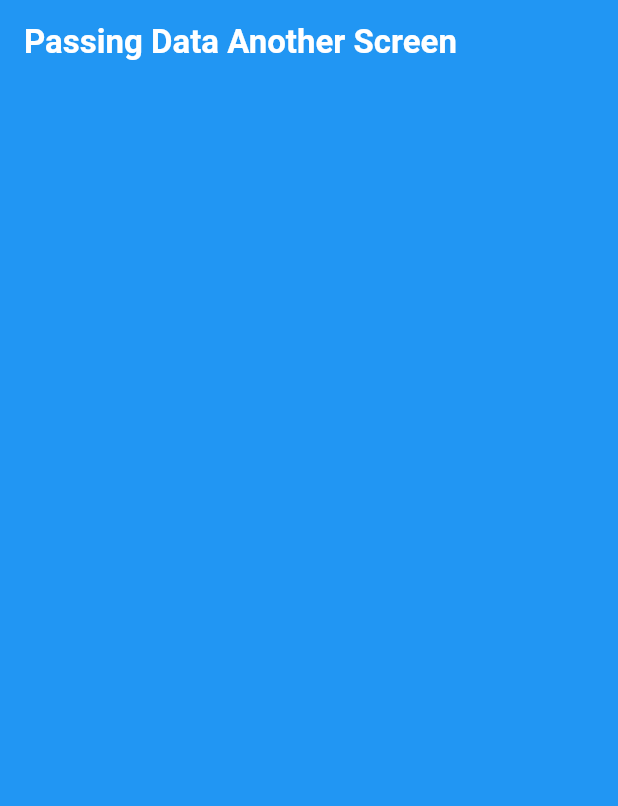
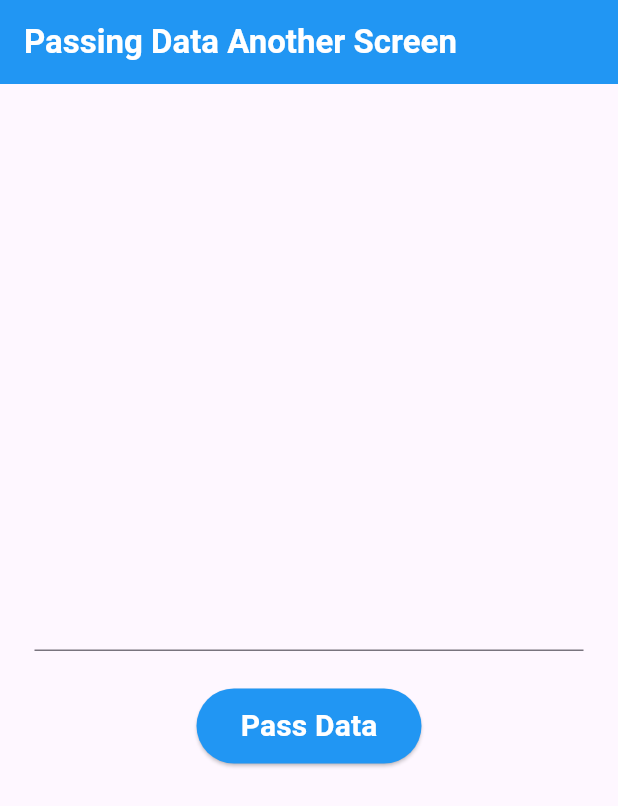
Before and after one commit to alhasann351/passing_data_one_to_another_screen, a Flutter app: the screen it shows after launch, on a phone screen of 412 x 824 dp. Shown: the top 806 px of the screen. Run offline on Flutter 3.47's test engine with Material 3 defaults, Android fonts, the phone set to English and light mode, and no system bars.

Commit message:
design-added

```diff
--- a/lib/main.dart
+++ b/lib/main.dart
@@ -25,10 +25,10 @@ class MyHomePage extends StatefulWidget {
 }
 
 class _MyHomePageState extends State<MyHomePage> {
+  var nameController = TextEditingController();
 
   @override
   Widget build(BuildContext context) {
-
     return Scaffold(
       appBar: AppBar(
         backgroundColor: Colors.blue,
@@ -41,10 +41,39 @@ class _MyHomePageState extends State<MyHomePage> {
           ),
         ),
       ),
-      body: Container(
-        height: double.infinity,
-        width: double.infinity,
-        color: Colors.blue,
+      body: Center(
+        child: Padding(
+          padding: const EdgeInsets.all(8.0),
+          child: Column(
+            mainAxisAlignment: MainAxisAlignment.center,
+            children: [
+              Padding(
+                padding: const EdgeInsets.all(15),
+                child: TextField(
+                  controller: nameController,
+                ),
+              ),
+              const SizedBox(
+                height: 10,
+              ),
+              SizedBox(
+                height: 50,
+                width: 150,
+                child: ElevatedButton(
+                  style: ElevatedButton.styleFrom(backgroundColor: Colors.blue),
+                  onPressed: () {},
+                  child: const Text(
+                    'Pass Data',
+                    style: TextStyle(
+                        fontSize: 20,
+                        fontWeight: FontWeight.bold,
+                        color: Colors.white),
+                  ),
+                ),
+              ),
+            ],
+          ),
+        ),
       ),
     );
   }
```
Also changed, not shown: lib/second_screen.dart (added, +27 -0 lines).
